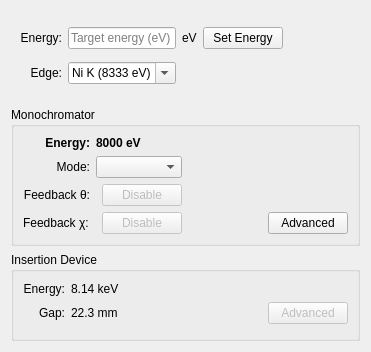
spc-group/haven, file firefly/energy.ui: the form before one commit.
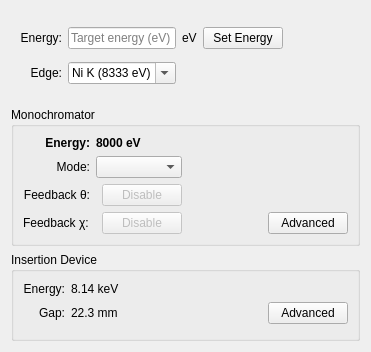
The form after the commit. Custom widgets are drawn as their Qt base class.

Commit message: Energy display now has button to launch caQtDM panel for ID.

Patch:
```diff
--- a/firefly/energy.ui
+++ b/firefly/energy.ui
@@ -438,7 +438,7 @@
         <item row="1" column="3">
          <widget class="QPushButton" name="id_caqtdm_button">
           <property name="enabled">
-           <bool>false</bool>
+           <bool>true</bool>
           </property>
           <property name="toolTip">
            <string>Launch caQtDM panel for this ID.</string>
```
The commit also changes 2 other files.
